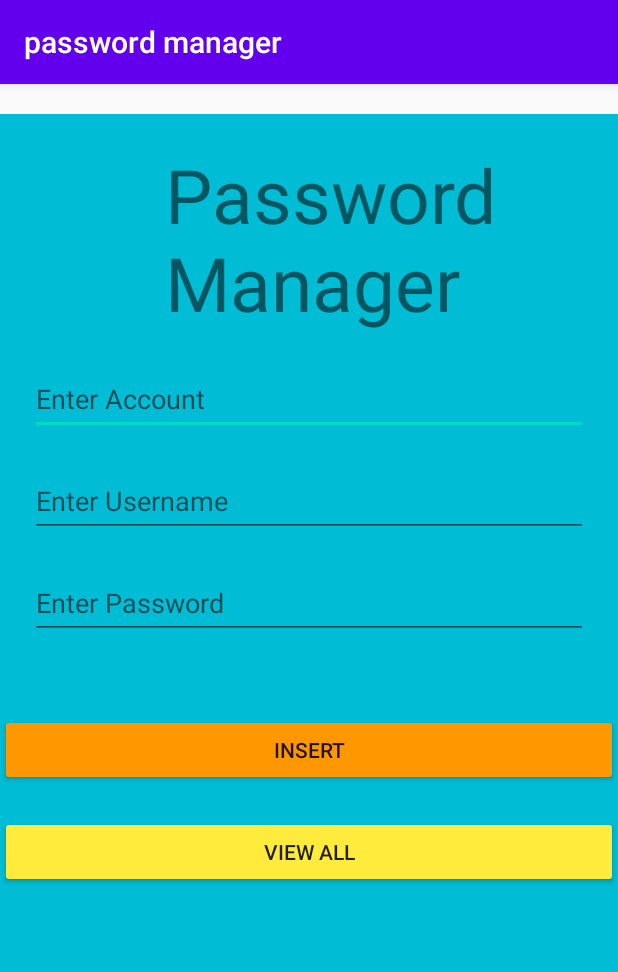
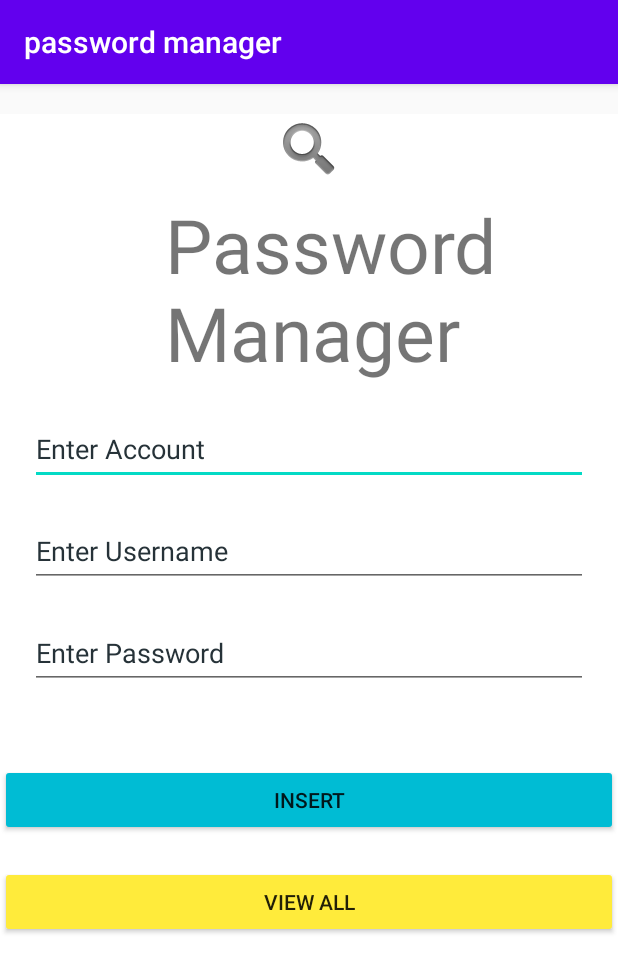
Before and after one commit to sayandeeps/Password-Manager, an Android app: the screen it shows after launch (MainActivity), on a phone screen of 412 x 824 dp. Shown: the top 972 px of the screen. Run offline under Robolectric (Android 15) with nearby library versions, the phone set to English and light mode, and no system bars.

Commit message:
Design changes icon added

```diff
--- a/app/src/main/res/layout/activity_main.xml
+++ b/app/src/main/res/layout/activity_main.xml
@@ -4,19 +4,25 @@
     xmlns:tools="http://schemas.android.com/tools"
     android:layout_width="match_parent"
     android:layout_height="match_parent"
-    android:layout_marginLeft="0dp"
+    android:layout_marginStart="0dp"
     android:layout_marginTop="20dp"
-    android:background="#00BCD4"
+    android:background="#FFFFFF"
     android:orientation="vertical"
     tools:context=".MainActivity">
 
+    <ImageView
+        android:id="@+id/imageView"
+        android:layout_width="match_parent"
+        android:layout_height="wrap_content"
+        app:srcCompat="@android:drawable/ic_search_category_default" />
+
     <TextView
         android:id="@+id/textView5"
-        android:layout_width="match_parent"
+        android:layout_width="226dp"
         android:layout_height="wrap_content"
-        android:layout_marginLeft="110dp"
-        android:layout_marginTop="20dp"
-        android:text="Password Manager"
+        android:layout_marginStart="110dp"
+        android:layout_marginTop="5dp"
+        android:text="@string/password_manager"
         android:textSize="50sp" />
 
     <EditText
@@ -26,10 +32,12 @@
         android:layout_marginLeft="20dp"
         android:layout_marginTop="20dp"
         android:layout_marginRight="20dp"
+        android:autofillHints=""
         android:ems="10"
-        android:hint="Enter Account"
+        android:hint="@string/enter_account"
         android:inputType="textPersonName"
-        android:minHeight="48dp" />
+        android:minHeight="48dp"
+        android:textColorHint="#263238" />
 
     <EditText
         android:id="@+id/user"
@@ -38,10 +46,12 @@
         android:layout_marginLeft="20dp"
         android:layout_marginTop="20dp"
         android:layout_marginRight="20dp"
+        android:autofillHints=""
         android:ems="10"
-        android:hint="Enter Username"
+        android:hint="@string/enter_username"
         android:inputType="textPersonName"
-        android:minHeight="48dp" />
+        android:minHeight="48dp"
+        android:textColorHint="#263238" />
 
     <EditText
         android:id="@+id/pwd"
@@ -50,18 +60,20 @@
         android:layout_marginLeft="20dp"
         android:layout_marginTop="20dp"
         android:layout_marginRight="20dp"
+        android:autofillHints=""
         android:ems="10"
-        android:hint="Enter Password"
-        android:inputType="textPersonName"
-        android:minHeight="48dp" />
+        android:hint="@string/enter_password"
+        android:inputType="textPassword"
+        android:minHeight="48dp"
+        android:textColorHint="#263238" />
 
     <Button
         android:id="@+id/insert"
         android:layout_width="match_parent"
         android:layout_height="wrap_content"
         android:layout_marginTop="50dp"
-        android:backgroundTint="#FF9800"
-        android:text="Insert" />
+        android:backgroundTint="#00BCD4"
+        android:text="@string/insert" />
 
     <Button
         android:id="@+id/view"
@@ -69,5 +81,6 @@
         android:layout_height="wrap_content"
         android:layout_marginTop="20dp"
         android:backgroundTint="#FFEB3B"
-        android:text="View All" />
+        android:text="@string/view_all" />
+
 </LinearLayout>
--- a/app/src/main/res/values/strings.xml
+++ b/app/src/main/res/values/strings.xml
@@ -1,3 +1,9 @@
 <resources>
     <string name="app_name">password manager</string>
+    <string name="password_manager">Password Manager</string>
+    <string name="enter_account">Enter Account</string>
+    <string name="enter_username">Enter Username</string>
+    <string name="enter_password">Enter Password</string>
+    <string name="insert">Insert</string>
+    <string name="view_all">View All</string>
 </resources>
```
